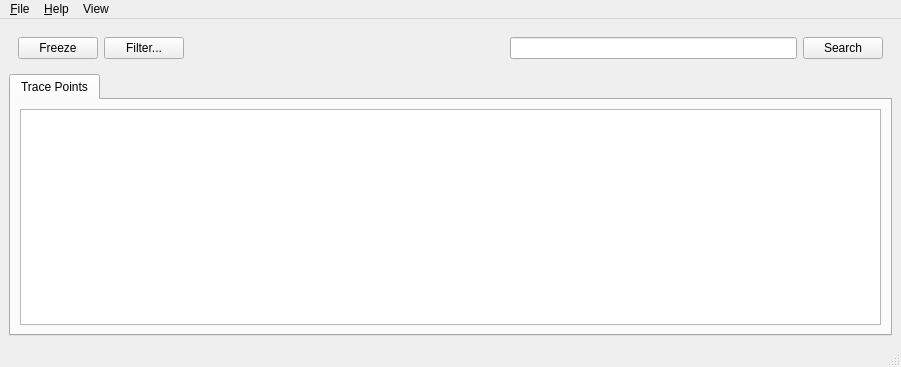
The window that gui/mainwindow.ui (froglogic/tracetool) describes before a commit, drawn with Qt 5.
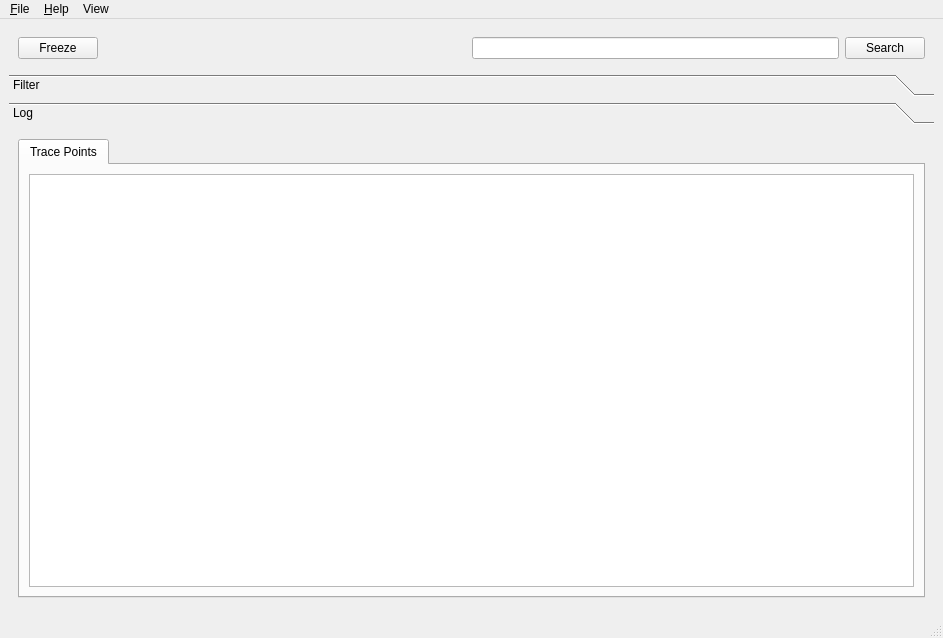
The same window after the commit. Icons and pictures are not drawn.

```diff
--- a/gui/mainwindow.ui
+++ b/gui/mainwindow.ui
@@ -6,8 +6,8 @@
    <rect>
     <x>0</x>
     <y>0</y>
-    <width>901</width>
-    <height>367</height>
+    <width>943</width>
+    <height>638</height>
    </rect>
   </property>
   <property name="windowTitle">
@@ -35,13 +35,6 @@
          </property>
         </widget>
        </item>
-       <item>
-        <widget class="QPushButton" name="filterButton">
-         <property name="text">
-          <string>Filter...</string>
-         </property>
-        </widget>
-       </item>
        <item>
         <spacer name="horizontalSpacer">
          <property name="orientation">
@@ -69,6 +62,42 @@
      </widget>
     </item>
     <item>
+     <widget class="QToolBox" name="toolBox">
+      <property name="currentIndex">
+       <number>1</number>
+      </property>
+      <widget class="QWidget" name="filterPage">
+       <property name="geometry">
+        <rect>
+         <x>0</x>
+         <y>0</y>
+         <width>925</width>
+         <height>468</height>
+        </rect>
+       </property>
+       <attribute name="label">
+        <string>Filter</string>
+       </attribute>
+       <layout class="QGridLayout" name="gridLayout">
+        <item row="0" column="0" colspan="2">
+         <widget class="QWidget" name="dummyWidget" native="true"/>
+        </item>
+       </layout>
+      </widget>
+      <widget class="QWidget" name="logPage">
+       <property name="geometry">
+        <rect>
+         <x>0</x>
+         <y>0</y>
+         <width>340</width>
+         <height>232</height>
+        </rect>
+       </property>
+       <attribute name="label">
+        <string>Log</string>
+       </attribute>
+       <layout class="QVBoxLayout" name="verticalLayout">
+        <item>
      <widget class="QTabWidget" name="tabWidget">
       <property name="currentIndex">
        <number>0</number>
@@ -77,7 +106,7 @@
        <attribute name="title">
         <string>Trace Points</string>
        </attribute>
-       <layout class="QVBoxLayout" name="verticalLayout">
+           <layout class="QVBoxLayout" name="verticalLayout_2">
         <item>
          <widget class="QTableView" name="tracePointsView">
           <attribute name="horizontalHeaderStretchLastSection">
@@ -86,6 +115,10 @@
           <attribute name="horizontalHeaderStretchLastSection">
            <bool>true</bool>
           </attribute>
+             </widget>
+            </item>
+           </layout>
+          </widget>
          </widget>
         </item>
        </layout>
```
Lines whose indentation alone changed are shown as unchanged.
